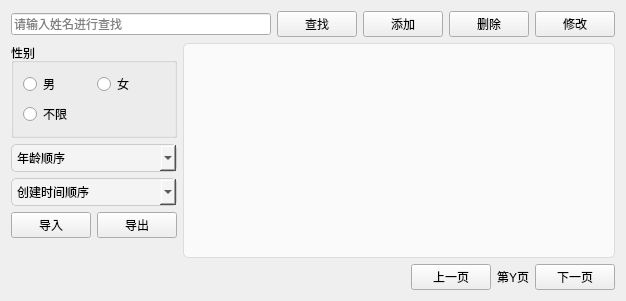
Qt form patientview.ui (zhuguotiao/Lab) before a commit.
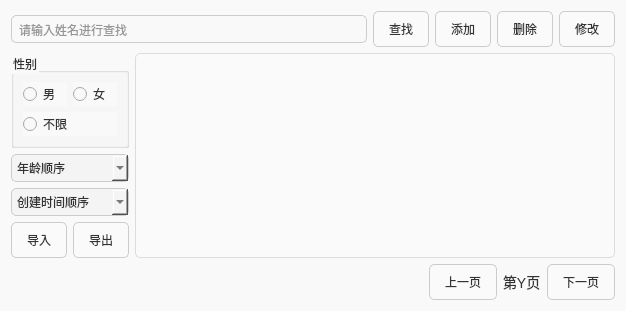
The same form after that commit. Icons and pictures are not drawn.

What changed in the file:
```diff
--- a/patientview.ui
+++ b/patientview.ui
@@ -13,6 +13,39 @@
   <property name="windowTitle">
    <string>患者管理</string>
   </property>
+  <property name="styleSheet">
+   <string notr="true">
+    QWidget {
+        background-color: #f9f9f9;
+        font-family: &quot;Arial&quot;, sans-serif;
+        color: #333;
+    }
+    QLineEdit {
+        border: 1px solid #ccc;
+        border-radius: 5px;
+        padding: 5px;
+    }
+    QPushButton {
+        background-color: #fafafa;
+        border: 1px solid #ccc;
+        border-radius: 5px;
+        padding: 8px 15px;
+    }
+    QPushButton:hover {
+        background-color: #f3f3f3;
+    }
+    QTableView {
+        border: 1px solid #ddd;
+        background-color: white;
+        gridline-color: #eee;
+        selection-background-color: #cce5ff;
+        selection-color: #000;
+    }
+    QLabel {
+        font-size: 14px;
+    }
+   </string>
+  </property>
   <layout class="QVBoxLayout" name="verticalLayout_4">
    <item>
     <layout class="QHBoxLayout" name="horizontalLayout">
```
